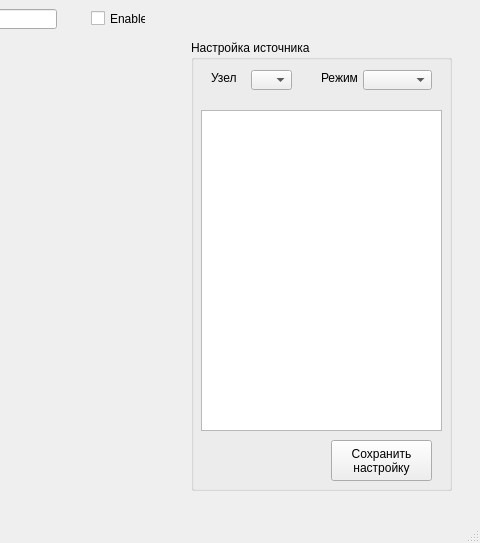
maluginp/Tsunami, file src/Tsunami/AnalysisWindow.ui: the form before one commit; both pictures show x 509 to 989 and y 0 to 543 of the 989 by 543 pixel window.
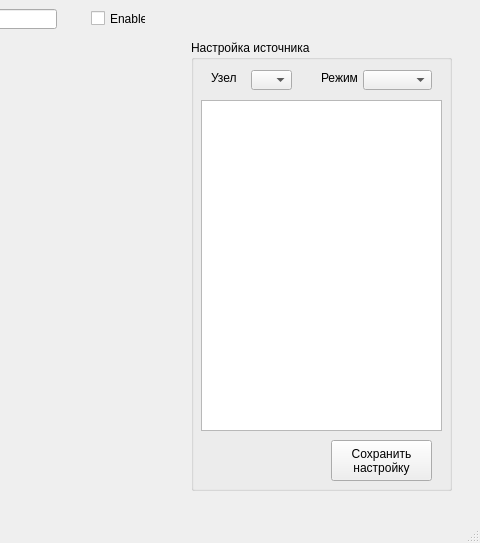
The form after the commit. Custom widgets are drawn as their Qt base class.

Commit message: Изменения в форме

Diff of the .ui file:
```diff
--- a/src/Tsunami/AnalysisWindow.ui
+++ b/src/Tsunami/AnalysisWindow.ui
@@ -88,9 +88,9 @@
      <property name="geometry">
       <rect>
        <x>10</x>
-       <y>70</y>
+       <y>60</y>
        <width>241</width>
-       <height>321</height>
+       <height>331</height>
       </rect>
      </property>
      <attribute name="horizontalHeaderStretchLastSection">
```
The commit also changes 1 other file.
